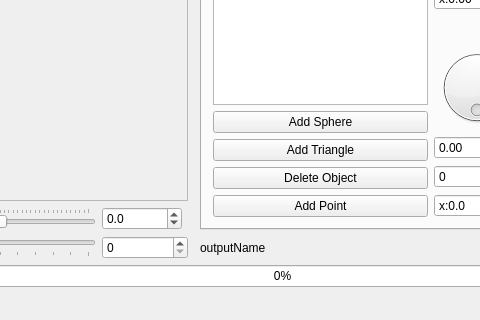
Before: the Qt Designer form RaySamplesGui/TracingGui/Sources/tracinggui.ui in caronnee/graphicsbasics, drawn with Qt 5; both pictures show x 164 to 644 and y 164 to 484 of the 893 by 484 pixel window.
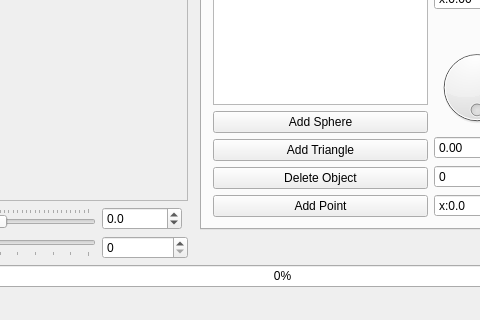
After: the same form once the commit is applied. The open tabs and pages were chosen to show the change. Custom widgets are drawn as their Qt base class.

Commit message: implemented session

The edit to the form file:
```diff
--- a/RaySamplesGui/TracingGui/Sources/tracinggui.ui
+++ b/RaySamplesGui/TracingGui/Sources/tracinggui.ui
@@ -1044,13 +1044,6 @@
       </property>
      </widget>
     </item>
-    <item row="13" column="7">
-     <widget class="QLabel" name="label">
-      <property name="text">
-       <string>outputName</string>
-      </property>
-     </widget>
-    </item>
     <item row="13" column="0">
      <widget class="QLabel" name="lZoom">
       <property name="text">
```
Left out of the diff: 36 changed lines with no effect on the pictures. The commit also changes 2 other files.
